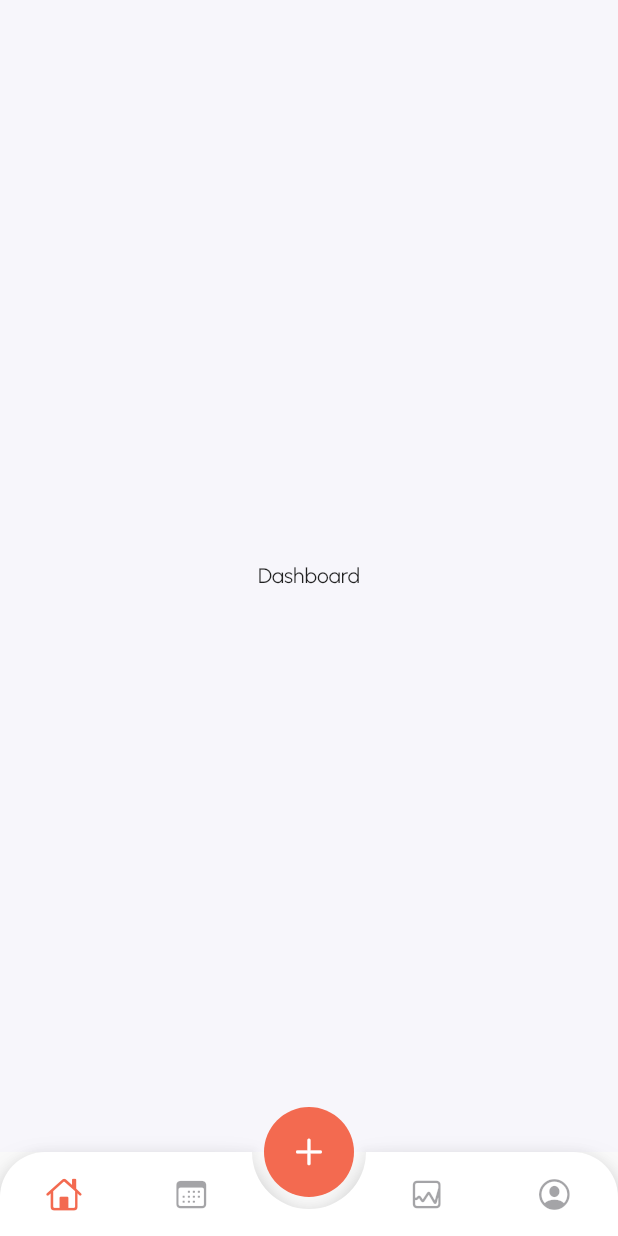
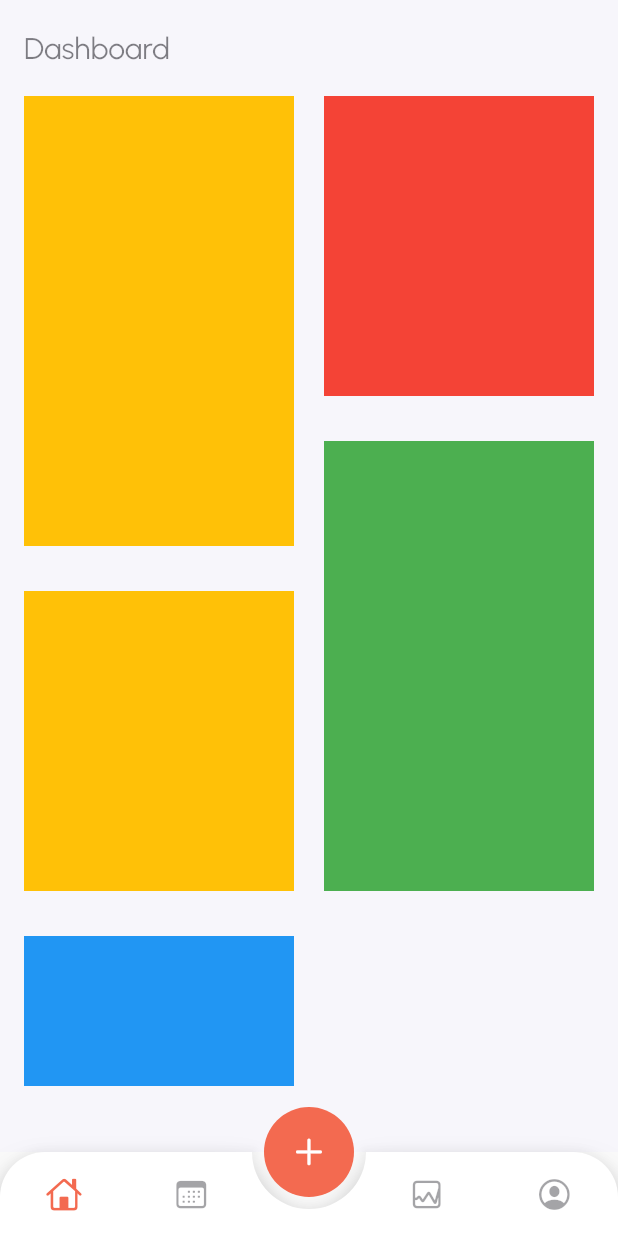
Before and after one commit to Foriwah/todo_application, a Flutter app: the screen it shows after launch, on a phone screen of 412 x 824 dp. Run offline on Flutter 3.47's test engine with Material 3 defaults, Android fonts, the phone set to English and light mode, and no system bars; drawn by our look-alikes of animated_bottom_navigation_bar.

Commit message:
Dashboard

```diff
--- a/lib/features/dashboard/presentation/pages/dashboard.dart
+++ b/lib/features/dashboard/presentation/pages/dashboard.dart
@@ -1,4 +1,5 @@
 import 'package:flutter/material.dart';
+import 'package:flutter_staggered_grid_view/flutter_staggered_grid_view.dart';
 import 'package:my_todo_app/core/utils/custom_colors.dart';
 
 class Dashboard extends StatefulWidget {
@@ -9,13 +10,69 @@ class Dashboard extends StatefulWidget {
 }
 
 class _DashboardState extends State<Dashboard> {
+
+  List<Widget> gridviwwidgets = [
+    Container(
+      height: 300,
+      width: 100,
+      color: Colors.amber,
+    ),
+   Container(
+      height: 200,
+      width: 100,
+      color: Colors.red,
+    ),
+   Container(
+      height: 300,
+      width: 100,
+      color: Colors.green,
+    ),
+    Container(
+      height: 200,
+      width: 100,
+      color: Colors.amber,
+    ),
+   Container(
+      height: 100,
+      width: 100,
+      color: Colors.blue,
+    ),
+
+  ];
+
+
   @override
   Widget build(BuildContext context) {
-    return Scaffold(
-      backgroundColor: CustomColors.background,
-      body: const Center(
-        child: Text('Dashboard'),
-      ),
+    return SafeArea(
+      child: Scaffold(
+          backgroundColor: CustomColors.background,
+          body: Padding(
+            padding: const EdgeInsets.symmetric(horizontal: 16.0),
+            child: Column(
+              crossAxisAlignment: CrossAxisAlignment.start,
+              children: [
+ const SizedBox(
+                  height: 20,
+                ),
+                Text('Dashboard',style: TextStyle(color: CustomColors.genericBlack.withAlpha(140),fontSize: 20),),
+                const SizedBox(
+                  height: 20,
+                ),
+                Expanded(
+                  child:MasonryGridView.count(
+                    itemCount: 5,
+                    mainAxisSpacing: 30,
+                    crossAxisSpacing: 20,
+              crossAxisCount: 2,
+
+              itemBuilder: (context, index) {
+                return gridviwwidgets[index];
+              },
+            ) ,
+                )
+              ]
+            ),
+          )),
     );
   }
 }
```
